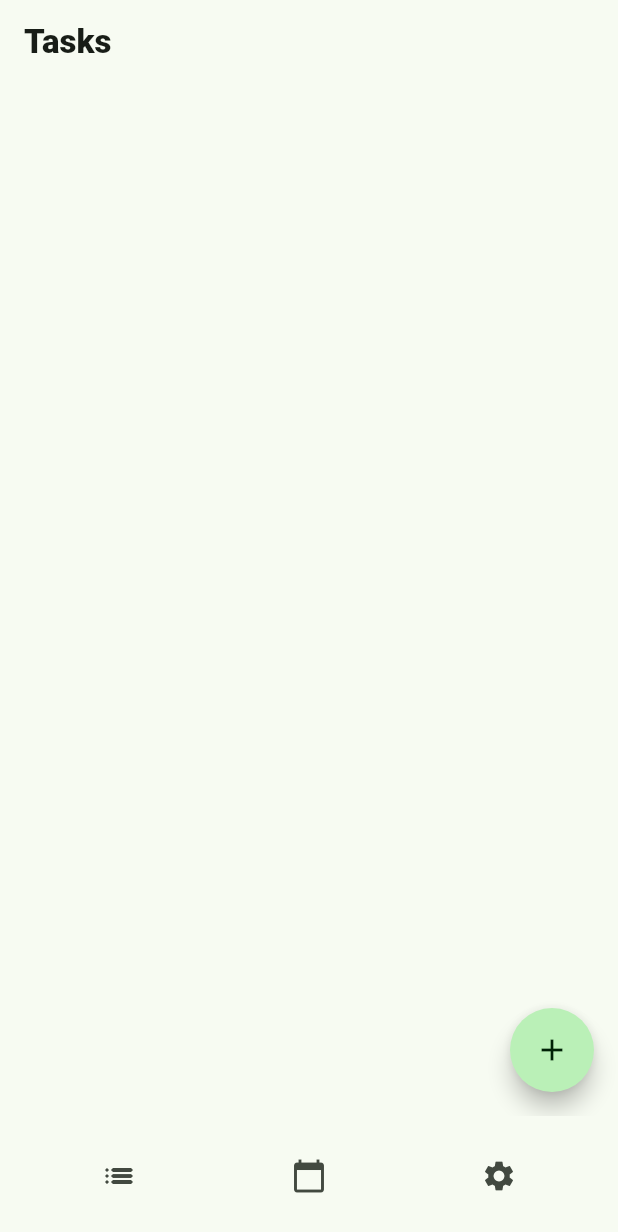
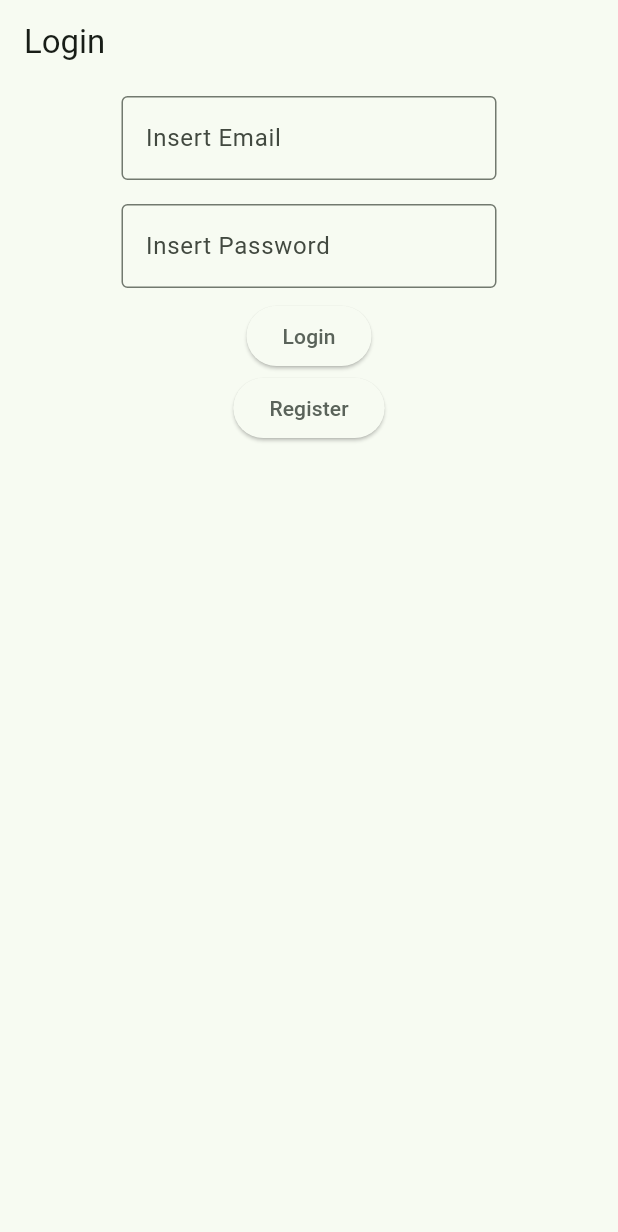
Before and after one commit to Fex123/Wochenplaner-App, a Flutter app: the screen it shows after launch, on a phone screen of 412 x 824 dp. Shown: the top 1232 px of the screen. Run offline on Flutter 3.47's test engine with Material 3 defaults, Android fonts, the phone set to English and light mode, and no system bars; our stand-ins replace calendar_view, firebase_core, google_fonts, image_picker; accounts and stored records are empty.

Commit message:
Wochenplaner-App: Added Firebase with auth

```diff
--- /dev/null
+++ b/wochenplaner_app/lib/data/userManagement.dart
@@ -0,0 +1,257 @@
+import 'package:firebase_auth/firebase_auth.dart';
+import 'package:flutter/material.dart';
+import 'package:wochenplaner_app/data/settings.dart';
+import 'package:wochenplaner_app/data/taskStorage.dart';
+import 'package:wochenplaner_app/main.dart';
+
+class LoginScreen extends StatefulWidget {
+
+  final TaskManager taskManager;
+  final Settings settings;
+  final VoidCallback toggleThemeMode;
+
+  const LoginScreen({super.key, required this.taskManager, required this.settings, required this.toggleThemeMode});
+
+  @override
+  State<LoginScreen> createState() => _LoginScreen();
+}
+
+class _LoginScreen extends State<LoginScreen> {
+  final TextEditingController _emailController = TextEditingController();
+  final TextEditingController _passwordController = TextEditingController();
+  String _errorMessage = ''; // Variable to hold error messages
+
+  @override
+  Widget build(BuildContext context) {
+    return Scaffold(
+      appBar: AppBar(
+        title: const Text('Login'),
+      ),
+      body: SingleChildScrollView(
+        child: Center(
+          child: Column(
+            children: [
+              Padding(
+                  padding: const EdgeInsets.all(8.0),
+                  child: InputBox(
+                    labelText: "Insert Email",
+                    controller: _emailController,
+                    obscureText: false,
+                  )),
+              Padding(
+                padding: const EdgeInsets.all(8.0),
+                child: InputBox(
+                  labelText: "Insert Password",
+                  controller: _passwordController,
+                  obscureText: true,
+                ),
+              ),
+              if (_errorMessage.isNotEmpty) // Display error message if not empty
+                Padding(
+                  padding: const EdgeInsets.all(8.0),
+                  child: Text(
+                    _errorMessage,
+                    style: TextStyle(color: Colors.red),
+                  ),
+                ),
+              ElevatedButton(
+                onPressed: () async {
+                  setState(() {
+                    _errorMessage = ''; // Clear previous error message
+                  });
+                  try {
+                    final credential =
+                        await FirebaseAuth.instance.signInWithEmailAndPassword(
+                      email: _emailController.text.trim(),
+                      password: _passwordController.text.trim(),
+                    );
+                    Navigator.push(
+                      context,
+                      MaterialPageRoute(
+                        builder: (context) => MyHomePage(
+                          taskManager: widget.taskManager,
+                          settings: widget.settings,
+                          toggleThemeMode: widget.toggleThemeMode,
+                        ),
+                      ),
+                    );
+                  } on FirebaseAuthException catch (e) {
+                    setState(() {
+                      if (e.code == 'invalid-credential') {
+                        _errorMessage = 'User or password is incorrect.';
+                      } else {
+                        _errorMessage = 'An error occurred. Please try again.';
+                      }
+                    });
+                  }
+                },
+                child: const Text("Login"),
+              ),
+              ElevatedButton(
+                onPressed: () async {
+                  Navigator.push(
+                    context,
+                    MaterialPageRoute(
+                      builder: (context) => RegisterScreen(),
+                    ),
+                  );
+                },
+                child: const Text("Register"),
+              ),
+            ],
+          ),
+        ),
+      ),
+    );
+  }
+
+  bool _isValidEmail(String email) {
+    final emailRegex = RegExp(r'^[^@]+@[^@]+\.[^@]+');
+    return emailRegex.hasMatch(email);
+  }
+}
+
+class RegisterScreen extends StatefulWidget {
+
+  const RegisterScreen({super.key});
+
+  @override
+  State<RegisterScreen> createState() => _RegisterScreen();
+}
+
+class _RegisterScreen extends State<RegisterScreen> {
+  final TextEditingController _emailController = TextEditingController();
+  final TextEditingController _passwordController = TextEditingController();
+  final TextEditingController _confirmPasswordController = TextEditingController();
+  String _errorMessage = ''; // Variable to hold error messages
+
+  @override
+  Widget build(BuildContext context) {
+    return Scaffold(
+      appBar: AppBar(
+        title: const Text('Register'),
+      ),
+      body: SingleChildScrollView(
+        child: Center(
+          child: Column(
+            children: [
+              Padding(
+                padding: const EdgeInsets.all(8.0),
+                child: InputBox(
+                  labelText: "Insert Email",
+                  controller: _emailController,
+                  obscureText: false,
+                )),
+              Padding(
+                padding: const EdgeInsets.all(8.0),
+                child: InputBox(
+                  labelText: "Insert Password",
+                  controller: _passwordController,
+                  obscureText: true,
+                ),
+              ),
+              Padding(
+                padding: const EdgeInsets.all(8.0),
+                child: InputBox(
+                  labelText: "Confirm Password",
+                  controller: _confirmPasswordController,
+                  obscureText: true,
+                ),
+              ),
+              if (_errorMessage.isNotEmpty) // Display error message if not empty
+                Padding(
+                  padding: const EdgeInsets.all(8.0),
+                  child: Text(
+                    _errorMessage,
+                    style: TextStyle(color: Colors.red),
+                  ),
+                ),
+              ElevatedButton(
+                onPressed: () async {
+                  setState(() {
+                    _errorMessage = ''; // Clear previous error message
+                  });
+                  final email = _emailController.text.trim();
+                  final password = _passwordController.text.trim();
+                  final confirmPassword = _confirmPasswordController.text.trim();
+
+                  if (!_isValidEmail(email)) {
+                    setState(() {
+                      _errorMessage = 'That\'s not a valid email address.';
+                    });
+                    return;
+                  }
+
+                  if (password != confirmPassword) {
+                    setState(() {
+                      _errorMessage = 'Passwords do not match.';
+                    });
+                    return;
+                  }
+
+                  try {
+                    final credential = await FirebaseAuth.instance
+                        .createUserWithEmailAndPassword(
+                      email: email,
+                      password: password,
+                    );
+                    print('Registration successful');
+                    Navigator.pop(context); // Navigate back to login page
+                  } on FirebaseAuthException catch (e) {
+                    setState(() {
+                      if (e.code == 'weak-password') {
+                        _errorMessage = 'The password provided is too weak.';
+                      } else if (e.code == 'email-already-in-use') {
+                        _errorMessage = 'The account already exists for that email.';
+                      } else {
+                        _errorMessage = 'An error occurred. Please try again.';
+                      }
+                    });
+                  } catch (e) {
+                    setState(() {
+                      _errorMessage = 'An error occurred. Please try again.';
+                    });
+                  }
+                },
+                child: const Text("Register"),
+              ),
+            ],
+          ),
+        ),
+      ),
+    );
+  }
+
+  bool _isValidEmail(String email) {
+    final emailRegex = RegExp(r'^[^@]+@[^@]+\.[^@]+');
+    return emailRegex.hasMatch(email);
+  }
+}
+
+class InputBox extends StatelessWidget {
+  final String labelText;
+  final TextEditingController controller;
+  final bool obscureText;
+
+  const InputBox({
+    super.key,
+    required this.labelText,
+    required this.controller,
+    this.obscureText = false,
+  });
+
+  @override
+  Widget build(BuildContext context) {
+    return SizedBox(
+      width: 250,
+      child: TextField(
+        controller: controller,
+        obscureText: obscureText,
+        decoration: InputDecoration(
+          border: const OutlineInputBorder(),
+          labelText: labelText,
+        ),
+      ),
+    );
+  }
+}
--- a/wochenplaner_app/lib/main.dart
+++ b/wochenplaner_app/lib/main.dart
@@ -1,13 +1,20 @@
 import 'package:flutter/material.dart';
 import 'package:wochenplaner_app/data/settings.dart';
 import 'package:wochenplaner_app/data/taskStorage.dart';
+import 'package:wochenplaner_app/data/userManagement.dart';
 import 'package:wochenplaner_app/widgets/clandarView.dart';
 import 'package:wochenplaner_app/widgets/settingsView.dart';
 import 'package:wochenplaner_app/widgets/taskListView.dart';
 import 'package:wochenplaner_app/theme.dart';
 import 'package:google_fonts/google_fonts.dart';
+import 'package:firebase_core/firebase_core.dart';
+import 'firebase_options.dart';
 
-void main() {
+void main() async {
+  WidgetsFlutterBinding.ensureInitialized();
+await Firebase.initializeApp(
+  options: DefaultFirebaseOptions.currentPlatform,
+);
   TaskManager taskManager = TaskManager();
   Settings settings = Settings();
   runApp(MyApp(taskManager: taskManager, settings: settings));
@@ -54,27 +61,16 @@ class _MyAppState extends State<MyApp> {
         primarySwatch: Colors.blue,
       ),*/
       themeMode: _themeMode,
-      home: MyHomePage(
-        title: 'Flutter Demo Home Page',
-        taskManager: widget.taskManager,
-        toggleThemeMode: toggleThemeMode,
-        settings: widget.settings,
-      ),
+      home: LoginScreen(taskManager: widget.taskManager, settings: widget.settings,toggleThemeMode: toggleThemeMode,) //MyHomePage(taskManager: widget.taskManager, toggleThemeMode: toggleThemeMode, settings: widget.settings,),
     );
   }
 }
 
 class MyHomePage extends StatefulWidget {
-  const MyHomePage(
-      {super.key,
-      required this.title,
-      required this.taskManager,
-      required this.toggleThemeMode,
-      required this.settings});
+  const MyHomePage({super.key, required this.taskManager, required this.toggleThemeMode, required this.settings});
   final VoidCallback toggleThemeMode;
   final TaskManager taskManager;
   final Settings settings;
-  final String title;
 
   @override
   State<MyHomePage> createState() => _MyHomePageState();
--- a/wochenplaner_app/lib/widgets/clandarView.dart
+++ b/wochenplaner_app/lib/widgets/clandarView.dart
@@ -29,10 +29,11 @@ class _CalendarView extends State<CalendarView> {
         ..addAll(_convertTasksToEvents(widget.taskManager)),
       child: Scaffold(
         appBar: AppBar(
-          title: const Text('Calender',
+          title: const Text('Calendar',
               style: TextStyle(
                 fontWeight: FontWeight.w900,
               )),
+          automaticallyImplyLeading: false,
         ),
         body: Column(
           children: [
--- a/wochenplaner_app/lib/widgets/taskListView.dart
+++ b/wochenplaner_app/lib/widgets/taskListView.dart
@@ -25,6 +25,7 @@ class _tasklistview extends State<Tasklistview> {
             style: TextStyle(
               fontWeight: FontWeight.w900,
             )),
+        automaticallyImplyLeading: false,
       ),
       body: Center(
         child: TaskCardList(taskManager: widget.taskManager),
--- a/wochenplaner_app/pubspec.yaml
+++ b/wochenplaner_app/pubspec.yaml
@@ -38,6 +38,8 @@ dependencies:
   # The following adds the Cupertino Icons font to your application.
   # Use with the CupertinoIcons class for iOS style icons.
   cupertino_icons: ^1.0.8
+  firebase_core: ^3.6.0
+  firebase_auth: ^5.3.1
 
 dev_dependencies:
   flutter_test:
```
Also changed, not shown: wochenplaner_app/lib/widgets/settingsView.dart (+25 -0 lines), wochenplaner_app/firebase.json (added), wochenplaner_app/lib/firebase_options.dart (added), wochenplaner_app/pubspec.lock, 6 other files.
